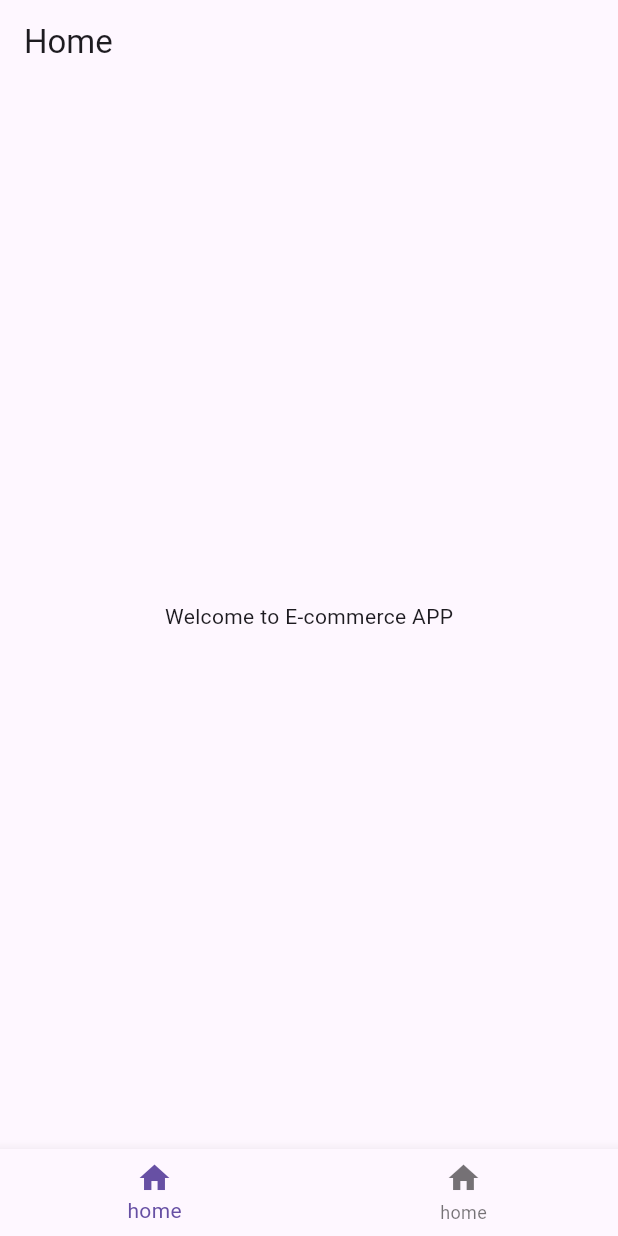
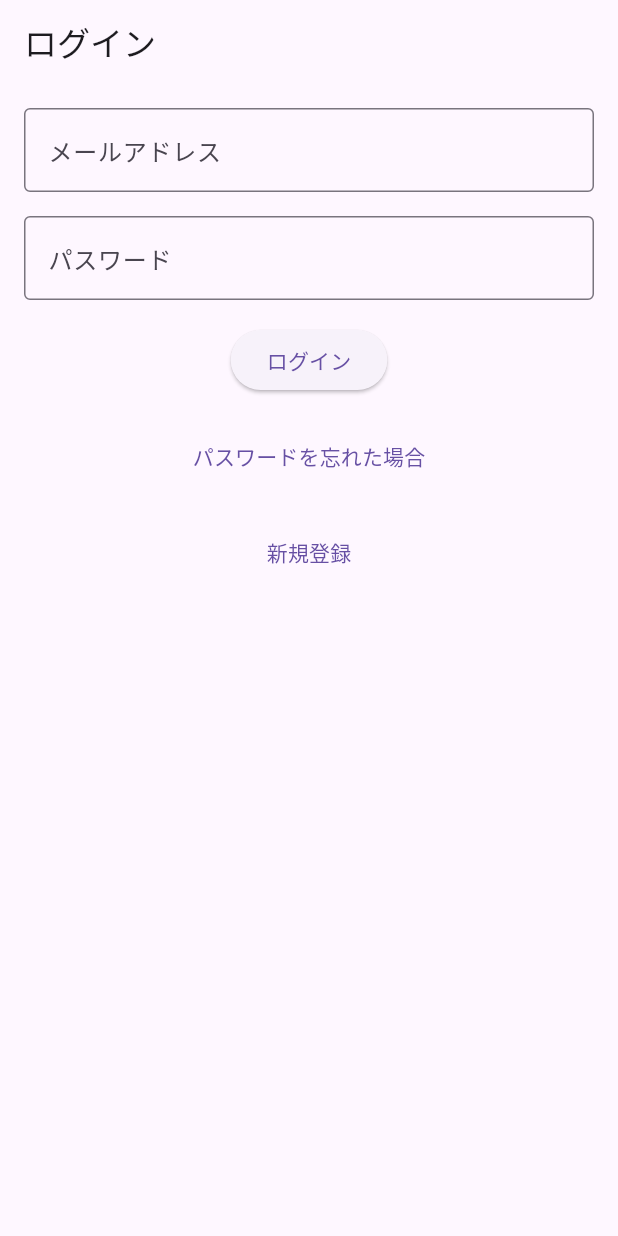
Before and after one commit to Shochan0713/UrbanStore, a Flutter app: the screen it shows after launch, on a phone screen of 412 x 824 dp. Run offline on Flutter 3.47's test engine with Material 3 defaults, Android fonts, the light colour scheme and no system bars; our stand-ins replace go_router; accounts and stored records are empty.

Commit message:
ログイン機能 初期構想

```diff
--- a/urbanstore/lib/main.dart
+++ b/urbanstore/lib/main.dart
@@ -1,5 +1,6 @@
 import 'package:flutter/material.dart';
 import 'package:urbanstore/home/home_page.dart';
+import 'package:urbanstore/view/user_management/LoginScreen.dart';
 
 void main() {
   runApp(const UrbanStore());
@@ -16,7 +17,7 @@ class UrbanStore extends StatelessWidget {
         primarySwatch: Colors.blue,
         visualDensity: VisualDensity.adaptivePlatformDensity,
       ),
-      home: HomePage(),
+      home: LoginScreen(),
     );
   }
 }
--- a/urbanstore/lib/model/address.dart
+++ b/urbanstore/lib/model/address.dart
@@ -1,5 +1,3 @@
-import 'package:flutter/material.dart';
-
 class Address {
   final String street;
   final String city;
--- a/urbanstore/lib/model/product.dart
+++ b/urbanstore/lib/model/product.dart
@@ -1,5 +1,3 @@
-import 'dart:ffi';
-
 class Product {
   final String id;
   final String name;
--- a/urbanstore/lib/view/user_management/LoginScreen.dart
+++ b/urbanstore/lib/view/user_management/LoginScreen.dart
@@ -0,0 +1,63 @@
+import 'package:flutter/material.dart';
+
+class LoginScreen extends StatelessWidget {
+  final TextEditingController _emailController = TextEditingController();
+  final TextEditingController _passwordController = TextEditingController();
+
+  @override
+  Widget build(BuildContext context) {
+    return Scaffold(
+      appBar: AppBar(
+        title: Text('ログイン'),
+      ),
+      body: Padding(
+        padding: const EdgeInsets.all(16.0),
+        child: Column(
+          children: <Widget>[
+            TextField(
+              controller: _emailController,
+              decoration: InputDecoration(
+                labelText: 'メールアドレス',
+                border: OutlineInputBorder(),
+              ),
+              keyboardType: TextInputType.emailAddress,
+            ),
+            SizedBox(height: 16.0),
+            TextField(
+              controller: _passwordController,
+              decoration: InputDecoration(
+                labelText: 'パスワード',
+                border: OutlineInputBorder(),
+              ),
+              obscureText: true,
+            ),
+            SizedBox(height: 16.0),
+            ElevatedButton(
+              onPressed: () {
+                // ログイン処理をここで実行
+                String email = _emailController.text;
+                String password = _passwordController.text;
+                // Login logic here
+              },
+              child: Text('ログイン'),
+            ),
+            SizedBox(height: 16.0),
+            TextButton(
+              onPressed: () {
+                // パスワードリセット画面へ遷移
+              },
+              child: Text('パスワードを忘れた場合'),
+            ),
+            SizedBox(height: 16.0),
+            TextButton(
+              onPressed: () {
+                // 新規登録画面へ遷移
+              },
+              child: Text('新規登録'),
+            ),
+          ],
+        ),
+      ),
+    );
+  }
+}
--- a/urbanstore/lib/viewmodel/order_view_model.dart
+++ b/urbanstore/lib/viewmodel/order_view_model.dart
@@ -26,7 +26,7 @@ class OrderViewModel extends ChangeNotifier {
               name: '',
               email: '',
               passwordHash: '',
-              address: 'abc',
+              address: null,
               phoneNumber: ''),
           items: [],
           totalAmount: 0,
```
Also changed, not shown: urbanstore/lib/viewmodel/user_view_model.dart (+7 -1 lines), 1 other file.
